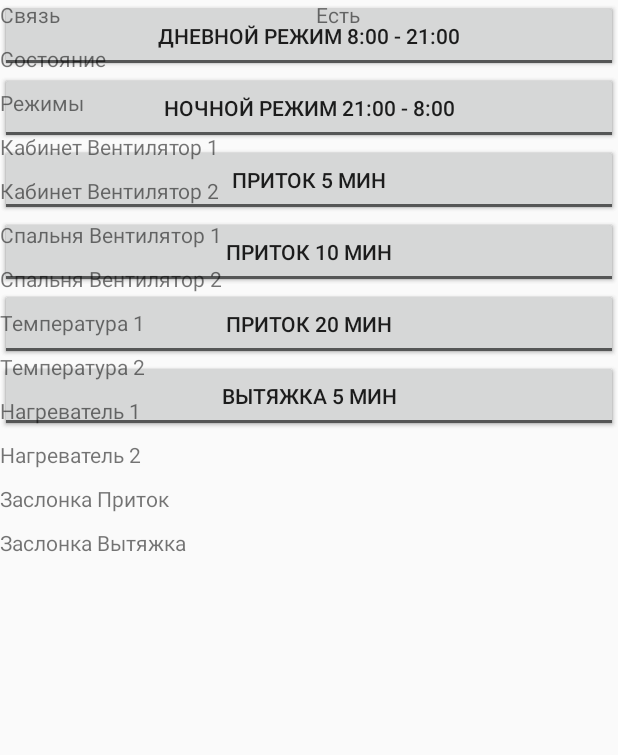
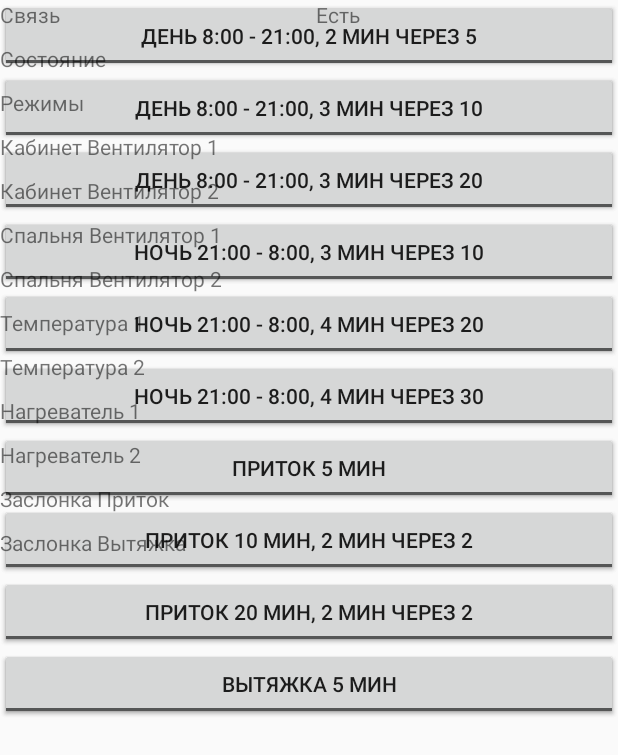
Before and after one commit to denprog/Ventilation, an Android app: the screen it shows after launch (MainActivity), on a phone screen of 412 x 824 dp. Shown: the top 755 px of the screen. Run offline under Robolectric (Android 15) with nearby library versions, the phone set to English and light mode, and no system bars; 2 statements that could not run were skipped.

Commit message:
Обновление режимов.

```diff
--- a/app/src/main/java/denis/ventilation/MainTask.java
+++ b/app/src/main/java/denis/ventilation/MainTask.java
@@ -48,30 +48,46 @@ public class MainTask
         mainActivity = _mainActivity;
 
         ToggleButton b;
-        b = mainActivity.findViewById(R.id.toggleStudyDayMode);
-        configs.add(new Config(b.getTag().toString(), 1, 3, 20, "8:00", "21:00", 20, b));
-        b = mainActivity.findViewById(R.id.toggleStudyNightMode);
-        configs.add(new Config(b.getTag().toString(), 1, 4, 30, "21:00", "8:00", 20, b));
-        b = mainActivity.findViewById(R.id.toggleStudyInflow5Mode);
-        configs.add(new Config(b.getTag().toString(), 1, 2, 2, 5, 20, b));
-        b = mainActivity.findViewById(R.id.toggleStudyInflow10Mode);
-        configs.add(new Config(b.getTag().toString(), 1, 2, 2, 10, 20, b));
-        b = mainActivity.findViewById(R.id.toggleStudyInflow20Mode);
-        configs.add(new Config(b.getTag().toString(), 1, 2, 2, 20, 20, b));
-        b = mainActivity.findViewById(R.id.toggleStudyExhaust5Mode);
+        b = mainActivity.findViewById(R.id.toggleStudyDay_2_5_Mode);
+        configs.add(new Config(b.getTag().toString(), 1, 2, 5, "8:00", "21:00", 18, b));
+        b = mainActivity.findViewById(R.id.toggleStudyDay_3_10_Mode);
+        configs.add(new Config(b.getTag().toString(), 1, 3, 10, "8:00", "21:00", 18, b));
+        b = mainActivity.findViewById(R.id.toggleStudyDay_3_20_Mode);
+        configs.add(new Config(b.getTag().toString(), 1, 3, 20, "8:00", "21:00", 18, b));
+        b = mainActivity.findViewById(R.id.toggleStudyNight_3_10_Mode);
+        configs.add(new Config(b.getTag().toString(), 1, 3, 10, "21:00", "8:00", 18, b));
+        b = mainActivity.findViewById(R.id.toggleStudyNight_4_20_Mode);
+        configs.add(new Config(b.getTag().toString(), 1, 4, 20, "21:00", "8:00", 18, b));
+        b = mainActivity.findViewById(R.id.toggleStudyNight_4_30_Mode);
+        configs.add(new Config(b.getTag().toString(), 1, 4, 30, "21:00", "8:00", 18, b));
+        b = mainActivity.findViewById(R.id.toggleStudyInflow_5_Mode);
+        configs.add(new Config(b.getTag().toString(), 1, 5, 0, 5, 18, b));
+        b = mainActivity.findViewById(R.id.toggleStudyInflow_10_2_2_Mode);
+        configs.add(new Config(b.getTag().toString(), 1, 2, 2, 10, 18, b));
+        b = mainActivity.findViewById(R.id.toggleStudyInflow_20_2_2_Mode);
+        configs.add(new Config(b.getTag().toString(), 1, 2, 2, 20, 18, b));
+        b = mainActivity.findViewById(R.id.toggleStudyExhaust_5_Mode);
         configs.add(new Config(b.getTag().toString(), 2, 5, 0, 5, b));
 
-        b = mainActivity.findViewById(R.id.toggleBedroomDayMode);
-        configs.add(new Config(b.getTag().toString(), 3, 2, 2, "8:00", "21:00", 20, b));
-        b = mainActivity.findViewById(R.id.toggleBedroomNightMode);
-        configs.add(new Config(b.getTag().toString(), 3, 2, 2, "21:00", "8:00", 20, b));
-        b = mainActivity.findViewById(R.id.toggleBedroomInflow5Mode);
-        configs.add(new Config(b.getTag().toString(), 3, 5, 0, 5, 20, b));
-        b = mainActivity.findViewById(R.id.toggleBedroomInflow10Mode);
-        configs.add(new Config(b.getTag().toString(), 3, 5, 0, 10, 20, b));
-        b = mainActivity.findViewById(R.id.toggleBedroomInflow20Mode);
-        configs.add(new Config(b.getTag().toString(), 3, 5, 0, 20, 20, b));
-        b = mainActivity.findViewById(R.id.toggleBedroomExhaust5Mode);
+        b = mainActivity.findViewById(R.id.toggleBedroomDay_2_5_Mode);
+        configs.add(new Config(b.getTag().toString(), 3, 2, 5, "8:00", "21:00", 18, b));
+        b = mainActivity.findViewById(R.id.toggleBedroomDay_3_10_Mode);
+        configs.add(new Config(b.getTag().toString(), 3, 3, 10, "8:00", "21:00", 18, b));
+        b = mainActivity.findViewById(R.id.toggleBedroomDay_3_20_Mode);
+        configs.add(new Config(b.getTag().toString(), 3, 3, 20, "8:00", "21:00", 18, b));
+        b = mainActivity.findViewById(R.id.toggleBedroomNight_3_10_Mode);
+        configs.add(new Config(b.getTag().toString(), 3, 3, 10, "21:00", "8:00", 18, b));
+        b = mainActivity.findViewById(R.id.toggleBedroomNight_4_20_Mode);
+        configs.add(new Config(b.getTag().toString(), 3, 4, 20, "21:00", "8:00", 18, b));
+        b = mainActivity.findViewById(R.id.toggleBedroomNight_4_30_Mode);
+        configs.add(new Config(b.getTag().toString(), 3, 4, 30, "21:00", "8:00", 18, b));
+        b = mainActivity.findViewById(R.id.toggleBedroomInflow_5_Mode);
+        configs.add(new Config(b.getTag().toString(), 3, 5, 0, 5, 18, b));
+        b = mainActivity.findViewById(R.id.toggleBedroomInflow_10_2_2_Mode);
+        configs.add(new Config(b.getTag().toString(), 3, 2, 2, 10, 18, b));
+        b = mainActivity.findViewById(R.id.toggleBedroomInflow_20_2_2_Mode);
+        configs.add(new Config(b.getTag().toString(), 3, 5, 0, 20, 18, b));
+        b = mainActivity.findViewById(R.id.toggleBedroomExhaust_5_Mode);
         configs.add(new Config(b.getTag().toString(), 4, 5, 0, 5, b));
 
         for (Config c : configs)
--- a/app/src/main/res/layout/activity_main.xml
+++ b/app/src/main/res/layout/activity_main.xml
@@ -29,6 +29,10 @@
                 android:layout_height="match_parent"
                 android:visibility="visible">
 
+                <ScrollView
+                    android:layout_width="fill_parent"
+                    android:layout_height="wrap_content">
+
                     <LinearLayout
                         android:id="@+id/tab1"
                         android:layout_width="match_parent"
@@ -37,59 +41,100 @@
                         android:visibility="visible">
 
                         <ToggleButton
-                        android:id="@+id/toggleStudyDayMode"
+                            android:id="@+id/toggleStudyDay_2_5_Mode"
                             android:layout_width="match_parent"
                             android:layout_height="wrap_content"
-                        android:tag="studyDay"
-                        android:textOn="Дневной режим 8:00 - 21:00"
-                        android:textOff="Дневной режим 8:00 - 21:00"
+                            android:tag="studyDay_2_5"
+                            android:textOn="День 8:00 - 21:00, 2 мин через 5"
+                            android:textOff="День 8:00 - 21:00, 2 мин через 5"
                             android:visibility="visible"/>
 
                         <ToggleButton
-                        android:id="@+id/toggleStudyNightMode"
+                            android:id="@+id/toggleStudyDay_3_10_Mode"
                             android:layout_width="match_parent"
                             android:layout_height="wrap_content"
-                        android:tag="studyNight"
-                        android:textOn="Ночной режим 21:00 - 8:00"
-                        android:textOff="Ночной режим 21:00 - 8:00"
+                            android:tag="studyDay_3_10"
+                            android:textOn="День 8:00 - 21:00, 3 мин через 10"
+                            android:textOff="День 8:00 - 21:00, 3 мин через 10"
                             android:visibility="visible"/>
 
                         <ToggleButton
-                        android:id="@+id/toggleStudyInflow5Mode"
+                            android:id="@+id/toggleStudyDay_3_20_Mode"
                             android:layout_width="match_parent"
                             android:layout_height="wrap_content"
-                        android:tag="studyInflow5"
+                            android:tag="studyDay_3_20"
+                            android:textOn="День 8:00 - 21:00, 3 мин через 20"
+                            android:textOff="День 8:00 - 21:00, 3 мин через 20"
+                            android:visibility="visible"/>
+
+                        <ToggleButton
+                            android:id="@+id/toggleStudyNight_3_10_Mode"
+                            android:layout_width="match_parent"
+                            android:layout_height="wrap_content"
+                            android:tag="studyNight_3_10"
+                            android:textOn="Ночь 21:00 - 8:00, 3 мин через 10"
+                            android:textOff="Ночь 21:00 - 8:00, 3 мин через 10"
+                            android:visibility="visible"/>
+
+                        <ToggleButton
+                            android:id="@+id/toggleStudyNight_4_20_Mode"
+                            android:layout_width="match_parent"
+                            android:layout_height="wrap_content"
+                            android:tag="studyNight_4_20"
+                            android:textOn="Ночь 21:00 - 8:00, 4 мин через 20"
+                            android:textOff="Ночь 21:00 - 8:00, 4 мин через 20"
+                            android:visibility="visible"/>
+
+                        <ToggleButton
+                            android:id="@+id/toggleStudyNight_4_30_Mode"
+                            android:layout_width="match_parent"
+                            android:layout_height="wrap_content"
+                            android:tag="studyNight_4_30"
+                            android:textOn="Ночь 21:00 - 8:00, 4 мин через 30"
+                            android:textOff="Ночь 21:00 - 8:00, 4 мин через 30"
+                            android:visibility="visible"/>
+
+                        <ToggleButton
+                            android:id="@+id/toggleStudyInflow_5_Mode"
+                            android:layout_width="match_parent"
+                            android:layout_height="wrap_content"
+                            android:tag="studyInflow_5"
                             android:textOn="Приток 5 мин"
                             android:textOff="Приток 5 мин"
                             android:visibility="visible"/>
 
                         <ToggleButton
-                        android:id="@+id/toggleStudyInflow10Mode"
+                            android:id="@+id/toggleStudyInflow_10_2_2_Mode"
                             android:layout_width="match_parent"
                             android:layout_height="wrap_content"
-                        android:tag="studyInflow10"
-                        android:textOn="Приток 10 мин"
-                        android:textOff="Приток 10 мин"
+                            android:tag="studyInflow_10_2_2"
+                            android:textOn="Приток 10 мин, 2 мин через 2"
+                            android:textOff="Приток 10 мин, 2 мин через 2"
                             android:visibility="visible"/>
 
                         <ToggleButton
-                        android:id="@+id/toggleStudyInflow20Mode"
+                            android:id="@+id/toggleStudyInflow_20_2_2_Mode"
                             android:layout_width="match_parent"
                             android:layout_height="wrap_content"
-                        android:tag="studyInflow20"
-                        android:textOn="Приток 20 мин"
-                        android:textOff="Приток 20 мин"
+                            android:tag="studyInflow_20"
+                            android:textOn="Приток 20 мин, 2 мин через 2"
+                            android:textOff="Приток 20 мин, 2 мин через 2"
                             android:visibility="visible"/>
 
                         <ToggleButton
-                        android:id="@+id/toggleStudyExhaust5Mode"
+                            android:id="@+id/toggleStudyExhaust_5_Mode"
                             android:layout_width="match_parent"
                             android:layout_height="wrap_content"
-                        android:tag="studyExhaust5"
+                            android:tag="studyExhaust_5"
                             android:textOn="Вытяжка 5 мин"
                             android:textOff="Вытяжка 5 мин"
                             android:visibility="visible"/>
                     </LinearLayout>
+                </ScrollView>
+
+                <ScrollView
+                    android:layout_width="fill_parent"
+                    android:layout_height="wrap_content">
 
                     <LinearLayout
                         android:id="@+id/tab2"
@@ -99,59 +144,96 @@
                         android:visibility="visible">
 
                         <ToggleButton
-                        android:id="@+id/toggleBedroomDayMode"
+                            android:id="@+id/toggleBedroomDay_2_5_Mode"
                             android:layout_width="match_parent"
                             android:layout_height="wrap_content"
-                        android:tag="bedroomDay"
-                        android:textOn="Дневной режим 8:00 - 21:00"
-                        android:textOff="Дневной режим 8:00 - 21:00"
+                            android:tag="bedroomDay_2_5"
+                            android:textOn="День 8:00 - 21:00, 2 мин через 5"
+                            android:textOff="День 8:00 - 21:00, 2 мин через 5"
                             android:visibility="visible"/>
 
                         <ToggleButton
-                        android:id="@+id/toggleBedroomNightMode"
+                            android:id="@+id/toggleBedroomDay_3_10_Mode"
                             android:layout_width="match_parent"
                             android:layout_height="wrap_content"
-                        android:tag="bedroomNight"
-                        android:textOn="Ночной режим 21:00 - 8:00"
-                        android:textOff="Ночной режим 21:00 - 8:00"
+                            android:tag="bedroomDay_3_10"
+                            android:textOn="День 8:00 - 21:00, 3 мин через 10"
+                            android:textOff="День 8:00 - 21:00, 3 мин через 10"
                             android:visibility="visible"/>
 
                         <ToggleButton
-                        android:id="@+id/toggleBedroomInflow5Mode"
+                            android:id="@+id/toggleBedroomDay_3_20_Mode"
                             android:layout_width="match_parent"
                             android:layout_height="wrap_content"
-                        android:tag="bedroomInflow5"
+                            android:tag="bedroomDay_3_20"
+                            android:textOn="День 8:00 - 21:00, 3 мин через 20"
+                            android:textOff="День 8:00 - 21:00, 3 мин через 20"
+                            android:visibility="visible"/>
+
+                        <ToggleButton
+                            android:id="@+id/toggleBedroomNight_3_10_Mode"
+                            android:layout_width="match_parent"
+                            android:layout_height="wrap_content"
+                            android:tag="bedroomNight_3_10"
+                            android:textOn="Ночь 21:00 - 8:00, 3 мин через 10"
+                            android:textOff="Ночь 21:00 - 8:00, 3 мин через 10"
+                            android:visibility="visible"/>
+
+                        <ToggleButton
+                            android:id="@+id/toggleBedroomNight_4_20_Mode"
+                            android:layout_width="match_parent"
+                            android:layout_height="wrap_content"
+                            android:tag="bedroomNight_4_20"
+                            android:textOn="Ночь 21:00 - 8:00, 4 мин через 20"
+                            android:textOff="Ночь 21:00 - 8:00, 4 мин через 20"
+                            android:visibility="visible"/>
+
+                        <ToggleButton
+                            android:id="@+id/toggleBedroomNight_4_30_Mode"
+                            android:layout_width="match_parent"
+                            android:layout_height="wrap_content"
+                            android:tag="bedroomNight_4_30"
+                            android:textOn="Ночь 21:00 - 8:00, 4 мин через 30"
+                            android:textOff="Ночь 21:00 - 8:00, 4 мин через 30"
+                            android:visibility="visible"/>
+
+                        <ToggleButton
+                            android:id="@+id/toggleBedroomInflow_5_Mode"
+                            android:layout_width="match_parent"
+                            android:layout_height="wrap_content"
+                            android:tag="bedroomInflow_5"
                             android:textOn="Приток 5 мин"
                             android:textOff="Приток 5 мин"
                             android:visibility="visible"/>
 
                         <ToggleButton
-                        android:id="@+id/toggleBedroomInflow10Mode"
+                            android:id="@+id/toggleBedroomInflow_10_2_2_Mode"
                             android:layout_width="match_parent"
                             android:layout_height="wrap_content"
-                        android:tag="bedroomInflow10"
-                        android:textOn="Приток 10 мин"
-                        android:textOff="Приток 10 мин"
+                            android:tag="bedroomInflow_10_2_2"
+                            android:textOn="Приток 10 мин, 2 мин через 2"
+                            android:textOff="Приток 10 мин, 2 мин через 2"
                             android:visibility="visible"/>
 
                         <ToggleButton
-                        android:id="@+id/toggleBedroomInflow20Mode"
+                            android:id="@+id/toggleBedroomInflow_20_2_2_Mode"
                             android:layout_width="match_parent"
                             android:layout_height="wrap_content"
-                        android:tag="bedroomInflow20"
-                        android:textOn="Приток 20 мин"
-                        android:textOff="Приток 20 мин"
+                            android:tag="bedroomInflow_20_2_2"
+                            android:textOn="Приток 20 мин, 2 мин через 2"
+                            android:textOff="Приток 20 мин, 2 мин через 2"
                             android:visibility="visible"/>
 
                         <ToggleButton
-                        android:id="@+id/toggleBedroomExhaust5Mode"
+                            android:id="@+id/toggleBedroomExhaust_5_Mode"
                             android:layout_width="match_parent"
                             android:layout_height="wrap_content"
-                        android:tag="bedroomExhaust5"
+                            android:tag="bedroomExhaust_5"
                             android:textOn="Вытяжка 5 мин"
                             android:textOff="Вытяжка 5 мин"
                             android:visibility="visible"/>
                     </LinearLayout>
+                </ScrollView>
 
                 <LinearLayout
                     android:id="@+id/tab3"
```
Lines whose indentation alone changed are shown as unchanged.
